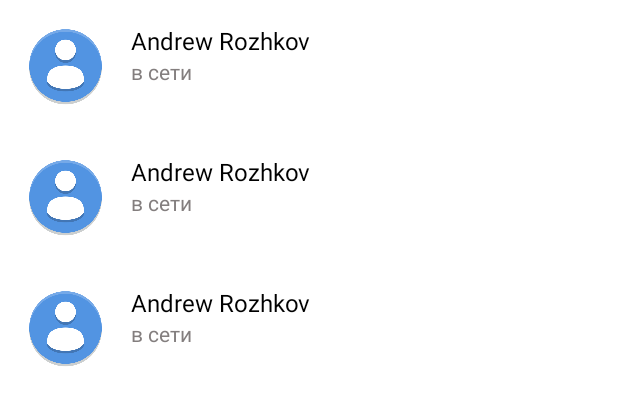
After one commit to Android-Projects-Ras/Telegram, an Android app: the layout fragment_contacts.xml on its own in the app's theme, with its tools: preview values and no code run, on a phone screen of 412 x 824 dp. The commit adds this screen. Shown: the top 405 px of the screen. Run offline under Robolectric (Android 15) with nearby library versions, the phone set to English and light mode, and no system bars.

Commit message:
filling up recyclerView with contacts info

```diff
--- a/app/src/main/java/com/example/telegram/MainActivity.kt
+++ b/app/src/main/java/com/example/telegram/MainActivity.kt
@@ -23,7 +23,7 @@ import kotlinx.coroutines.launch
 class MainActivity : AppCompatActivity() {
 
     private lateinit var mBinding: ActivityMainBinding
-    private lateinit var mToolbar: Toolbar
+    lateinit var mToolbar: Toolbar
     lateinit var mAppDrawer: AppDrawer
 
     override fun onCreate(savedInstanceState: Bundle?) {
@@ -54,7 +54,7 @@ class MainActivity : AppCompatActivity() {
 
     private fun initFields() {
         mToolbar = mBinding.mainToolbar
-        mAppDrawer = AppDrawer(this, mToolbar)
+        mAppDrawer = AppDrawer()
     }
 
     override fun onStart() {
--- /dev/null
+++ b/app/src/main/res/layout/contact_item.xml
@@ -0,0 +1,34 @@
+<?xml version="1.0" encoding="utf-8"?>
+<androidx.constraintlayout.widget.ConstraintLayout xmlns:android="http://schemas.android.com/apk/res/android"
+    xmlns:app="http://schemas.android.com/apk/res-auto"
+    xmlns:tools="http://schemas.android.com/tools"
+    android:layout_width="match_parent"
+    android:layout_height="wrap_content"
+    android:layout_margin="@dimen/horizontal_margin"
+    style="@style/settings_buttons">
+
+    <de.hdodenhof.circleimageview.CircleImageView
+        android:id="@+id/contact_photo"
+        android:layout_width="@dimen/settings_user_photo_width"
+        android:layout_height="@dimen/settings_user_photo_height"
+        android:src="@drawable/ic_default_user"
+        app:layout_constraintBottom_toBottomOf="parent"
+        app:layout_constraintTop_toTopOf="parent"
+        app:layout_constraintStart_toStartOf="parent"/>
+
+    <TextView
+        android:id="@+id/contact_fullname"
+        style="@style/normal_text"
+        tools:text="Andrew Rozhkov"
+        app:layout_constraintStart_toEndOf="@id/contact_photo"
+        app:layout_constraintTop_toTopOf="parent"/>
+
+    <TextView
+        android:id="@+id/contact_status"
+        style="@style/small_text"
+        tools:text="в сети"
+        app:layout_constraintStart_toEndOf="@id/contact_photo"
+        app:layout_constraintTop_toBottomOf="@id/contact_fullname"/>
+
+
+</androidx.constraintlayout.widget.ConstraintLayout>
--- /dev/null
+++ b/app/src/main/res/layout/fragment_contacts.xml
@@ -0,0 +1,18 @@
+<?xml version="1.0" encoding="utf-8"?>
+<FrameLayout xmlns:android="http://schemas.android.com/apk/res/android"
+    xmlns:tools="http://schemas.android.com/tools"
+    android:layout_width="match_parent"
+    android:layout_height="match_parent"
+    xmlns:app="http://schemas.android.com/apk/res-auto"
+    tools:context=".ui.fragments.ContactsFragment">
+
+    <androidx.recyclerview.widget.RecyclerView
+        android:id="@+id/contacts_recycler_view"
+        android:layout_width="match_parent"
+        android:layout_height="match_parent"
+        tools:listitem="@layout/contact_item"
+        app:layoutManager="androidx.recyclerview.widget.LinearLayoutManager"/>
+
+
+
+</FrameLayout>
```
Also changed, not shown: app/build.gradle (+5 -2 lines), app/src/main/java/com/example/telegram/ui/fragments/ContactsFragment.kt (added, +80 -0 lines), app/src/main/java/com/example/telegram/ui/fragments/EnterCodeFragment.kt (+12 -12 lines), app/src/main/java/com/example/telegram/ui/objects/AppDrawer.kt (+19 -13 lines), app/src/main/java/com/example/telegram/utilits/appDatabaseHelper.kt (+21 -1 lines).
